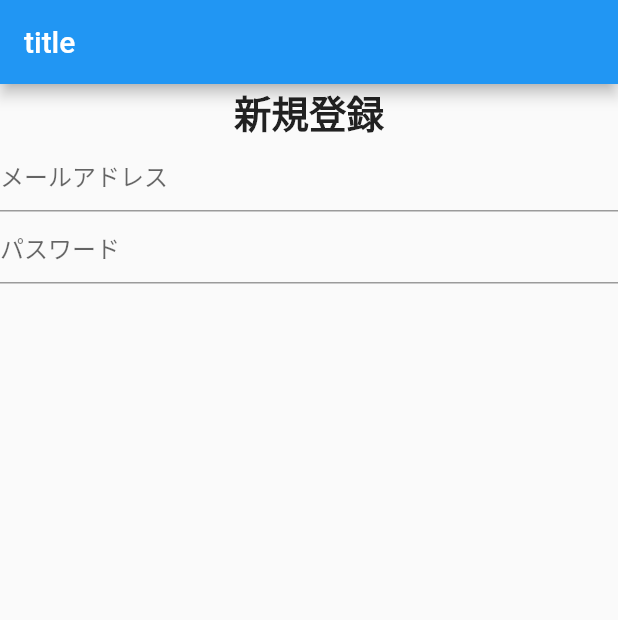
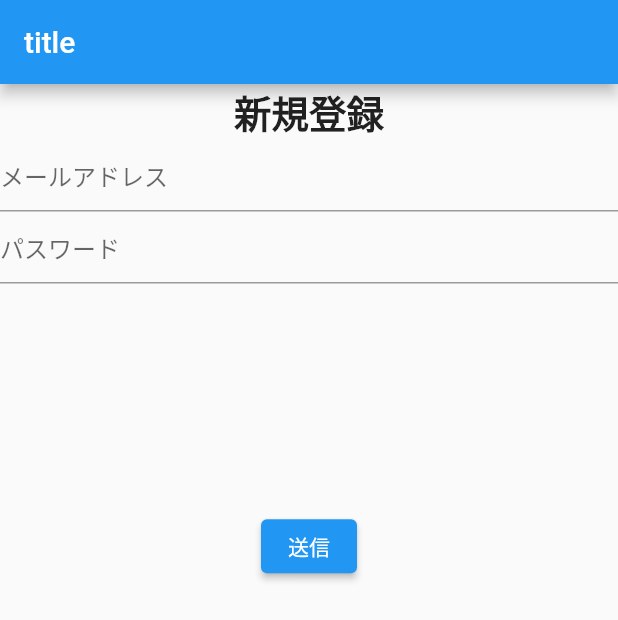
Before and after one commit to Nekoyama141592/text_sns, a Flutter app: the screen it shows after launch, after a tap on "LoginScreen", on a phone screen of 412 x 824 dp. Shown: the top 620 px of the screen. Run offline on Flutter 3.47's test engine with Material 2 defaults, Android fonts, the light colour scheme and no system bars; our stand-ins replace cloud_firestore, firebase_auth, firebase_core, fluttertoast, freezed_annotation, get; accounts and stored records are empty; generated files the repository leaves out were written again.

Commit message:
軽いバリデーションを行おう

```diff
--- a/lib/view/pages/my_home_page/components/auth_screen/components/signup_screen.dart
+++ b/lib/view/pages/my_home_page/components/auth_screen/components/signup_screen.dart
@@ -8,13 +8,14 @@ class SignupScreen extends StatefulWidget {
 
 class _SignupScreenState extends State<SignupScreen> {
   late double? _deviceHeight;
+  final _formKey = GlobalKey<FormState>();
   @override
   Widget build(BuildContext context) {
     final size = MediaQuery.of(context).size;
     _deviceHeight = size.height;
     return SingleChildScrollView(
       child: Column(
-        children: [_titleWidget(), _signupForm()],
+        children: [_titleWidget(), _signupForm(), _positiveButton()],
       ),
     );
   }
@@ -32,12 +33,13 @@ class _SignupScreenState extends State<SignupScreen> {
     return SizedBox(
       height: _deviceHeight! * 0.30,
       child: Form(
+          key: _formKey,
           child: Column(
-        children: [
-          _emailTextField(),
-          _passwordTextField(),
-        ],
-      )),
+            children: [
+              _emailTextField(),
+              _passwordTextField(),
+            ],
+          )),
     );
   }
 
@@ -45,6 +47,9 @@ class _SignupScreenState extends State<SignupScreen> {
   Widget _emailTextField() {
     return TextFormField(
       decoration: const InputDecoration(hintText: "メールアドレス"),
+      validator: (value) {
+        return value!.isEmpty ? "入力を行って下さい" : null;
+      },
     );
   }
 
@@ -53,6 +58,21 @@ class _SignupScreenState extends State<SignupScreen> {
     return TextFormField(
       obscureText: true, // パスワードを隠す
       decoration: const InputDecoration(hintText: "パスワード"),
+      validator: (value) {
+        return value!.isEmpty ? "入力を行って下さい" : null;
+      },
     );
   }
+
+  Widget _positiveButton() {
+    return ElevatedButton(
+        onPressed: () {
+          // バリデーションを行う
+          if (_formKey.currentState!.validate()) {
+            // フォームフィールドの情報を変数に保存
+            // _formKey.currentState!.save();
+          }
+        },
+        child: const Text("送信"));
+  }
 }
```
